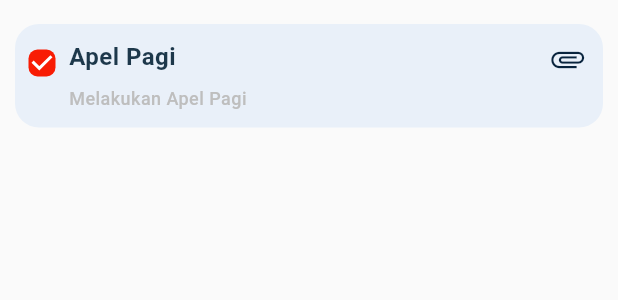
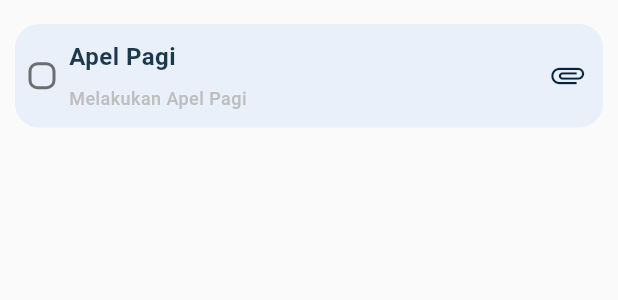
Before and after one commit to gunavault/patuhfy-flutter, a Flutter app: the ApelPagiCard widget shown alone on an empty page, opened directly with empty values, on a phone screen of 412 x 824 dp. Shown: the top 300 px of the screen. Run offline on Flutter 3.47's test engine with Material 2 defaults, Android fonts, the light colour scheme and no system bars; our stand-ins replace bloc, connectivity_plus, dio, dotted_border, floor, flutter_bloc and 14 more; missing offline and left inert: form_builder_image_picker; accounts and stored records are empty; generated files the repository leaves out were written again.

Commit message:
mantap apel

```diff
--- /dev/null
+++ b/lib/blocs/apel_pagi_card/apel_pagi_card_cubit.dart
@@ -0,0 +1,31 @@
+import 'package:bloc/bloc.dart';
+import 'package:connectivity_plus/connectivity_plus.dart';
+import 'package:meta/meta.dart';
+import 'package:patuhfy/data/local/local_data_source.dart';
+import 'package:patuhfy/data/remote/remote_data_source.dart';
+import 'package:patuhfy/models/apel_pagi_form_model.dart';
+import 'package:patuhfy/models/user_model.dart';
+
+part 'apel_pagi_card_state.dart';
+
+class ApelPagiCardCubit extends Cubit<ApelPagiCardState> {
+  final LocalDataSource localDataSource;
+  final RemoteDataSource remoteDataSource;
+
+  ApelPagiCardCubit(this.localDataSource, this.remoteDataSource)
+      : super(IsApelPagiAswered(false, null));
+
+  checkIsAnwered(String taskDate) async {
+    List<ApelPagiFormModel> cekData;
+    cekData =
+        await localDataSource.getDataApelPagiByTanggal(taskDate.toString());
+    print('cekData.length ${taskDate} ');
+    print('cekData.length ${cekData.length} ');
+    if (cekData.length == 0) {
+      //Check duplikat
+      emit(IsApelPagiAswered(false, null));
+    } else {
+      emit(IsApelPagiAswered(true, cekData.first));
+    }
+  }
+}
--- /dev/null
+++ b/lib/blocs/apel_pagi_card/apel_pagi_card_state.dart
@@ -0,0 +1,13 @@
+part of 'apel_pagi_card_cubit.dart';
+
+@immutable
+abstract class ApelPagiCardState {}
+
+class InitialApelPagiCardState extends ApelPagiCardState {}
+
+class IsApelPagiAswered extends ApelPagiCardState {
+  final bool isAnswered;
+  final ApelPagiFormModel? dataForm;
+
+  IsApelPagiAswered(this.isAnswered, this.dataForm);
+}
--- a/lib/main.dart
+++ b/lib/main.dart
@@ -2,6 +2,7 @@ import 'package:flutter/material.dart';
 import 'package:flutter/services.dart';
 import 'package:flutter_bloc/flutter_bloc.dart';
 import 'package:loader_overlay/loader_overlay.dart';
+import 'package:patuhfy/blocs/apel_pagi_card/apel_pagi_card_cubit.dart';
 import 'package:patuhfy/blocs/apel_pagi_form/apel_pagi_form_cubit.dart';
 import 'package:patuhfy/blocs/auth_session/auth_session_cubit.dart';
 import 'package:patuhfy/blocs/auth_user/auth_user_cubit.dart';
@@ -65,6 +66,11 @@ Future<void> main() async {
           create: (BuildContext context) =>
               TasksheetPageCubit(localDataSource, remoteDataSource, today),
         ),
+        BlocProvider(
+          create: (BuildContext context) =>
+              ApelPagiCardCubit(localDataSource, remoteDataSource)
+                ..checkIsAnwered(today.toString()),
+        ),
       ],
       child: MyApp(
         localDataSource: localDataSource,
--- a/lib/pages/forms/apel_pagi/form_apel_pagi.dart
+++ b/lib/pages/forms/apel_pagi/form_apel_pagi.dart
@@ -1,6 +1,7 @@
 import 'package:flutter/material.dart';
 import 'package:flutter_bloc/flutter_bloc.dart';
 import 'package:loader_overlay/loader_overlay.dart';
+import 'package:patuhfy/blocs/apel_pagi_card/apel_pagi_card_cubit.dart';
 import 'package:patuhfy/blocs/apel_pagi_form/apel_pagi_form_cubit.dart';
 import 'package:patuhfy/configs/styles.dart';
 import 'package:patuhfy/models/apel_pagi_form_model.dart';
@@ -17,8 +18,9 @@ import 'package:patuhfy/widgets/app_bar/app_bar.dart';
 import 'package:patuhfy/widgets/custom_button/custom_buttons.dart';
 
 class FormApelPagi extends StatelessWidget {
-  FormApelPagi({Key? key}) : super(key: key);
+  FormApelPagi({Key? key, required this.selectedDate}) : super(key: key);
   final _formKey = GlobalKey<FormState>();
+  final String selectedDate;
   @override
   Widget build(BuildContext context) {
     TextEditingController imageNameController = TextEditingController();
@@ -76,6 +78,8 @@ class FormApelPagi extends StatelessWidget {
           } else if (apelPagiFormState is SuccessApelPagiFormState) {
             ScaffoldMessenger.of(context).hideCurrentSnackBar();
             showAlertSuccessOkActionV2(context, apelPagiFormState.message, () {
+              BlocProvider.of<ApelPagiCardCubit>(context)
+                  .checkIsAnwered(selectedDate);
               Navigator.pop(context);
             });
           } else if (apelPagiFormState is DuplicatedApelPagiFormState) {
--- a/lib/pages/tasksheet/task_cards/apel_pagi_card.dart
+++ b/lib/pages/tasksheet/task_cards/apel_pagi_card.dart
@@ -1,5 +1,8 @@
 import 'package:flutter/material.dart';
+import 'package:flutter_bloc/flutter_bloc.dart';
+import 'package:patuhfy/blocs/apel_pagi_card/apel_pagi_card_cubit.dart';
 import 'package:patuhfy/pages/forms/apel_pagi/form_apel_pagi.dart';
+import 'package:patuhfy/pages/network/disconnected.dart';
 import 'package:patuhfy/utils/common_colors.dart';
 import 'package:patuhfy/utils/text_style.dart';
 import 'package:patuhfy/widgets/constant.dart';
@@ -10,6 +13,10 @@ class ApelPagiCard extends StatelessWidget {
 
   @override
   Widget build(BuildContext context) {
+    return BlocBuilder<ApelPagiCardCubit, ApelPagiCardState>(
+      builder: (context, state) {
+        if (state is IsApelPagiAswered) {
+          print('apa nihhhh statrnya ${state.isAnswered}');
           return Padding(
             padding: const EdgeInsets.only(left: 10.0, right: 10.0, top: 10.0),
             child: Column(
@@ -18,11 +25,15 @@ class ApelPagiCard extends StatelessWidget {
                   padding: const EdgeInsets.only(top: 06, bottom: 06),
                   child: InkWell(
                     onTap: () {
+                      if (!state.isAnswered) {
                         Navigator.of(context).push(
                           MaterialPageRoute(
-                    builder: (context) => FormApelPagi(),
+                            builder: (context) => FormApelPagi(
+                              selectedDate: selectedDate,
+                            ),
                           ),
                         );
+                      } else {}
                     },
                     child: Container(
                       width: double.infinity,
@@ -30,14 +41,29 @@ class ApelPagiCard extends StatelessWidget {
                           borderRadius: BorderRadius.circular(16),
                           color: CommonColors.containerTextB.withOpacity(0.2)),
                       child: Row(
-                  crossAxisAlignment: CrossAxisAlignment.start,
+                        crossAxisAlignment: CrossAxisAlignment.center,
                         mainAxisAlignment: MainAxisAlignment.start,
                         children: [
-                    Padding(
+                          !state.isAnswered
+                              ? Padding(
                                   padding: const EdgeInsets.all(2),
                                   child: Checkbox(
-                        visualDensity: const VisualDensity(horizontal: -4),
+                                    visualDensity:
+                                        const VisualDensity(horizontal: -4),
                                     activeColor: kRedColor,
+                                    shape: RoundedRectangleBorder(
+                                      borderRadius: BorderRadius.circular(6.0),
+                                    ),
+                                    value: false,
+                                    onChanged: (val) {},
+                                  ),
+                                )
+                              : Padding(
+                                  padding: const EdgeInsets.all(2),
+                                  child: Checkbox(
+                                    visualDensity:
+                                        const VisualDensity(horizontal: -4),
+                                    activeColor: kGreenColor,
                                     shape: RoundedRectangleBorder(
                                       borderRadius: BorderRadius.circular(6.0),
                                     ),
@@ -88,4 +114,9 @@ class ApelPagiCard extends StatelessWidget {
             ),
           );
         }
+
+        return Disconnected();
+      },
+    );
   }
+}
--- a/lib/pages/tasksheet/task_cards/inspeksi_hanca_card.dart
+++ b/lib/pages/tasksheet/task_cards/inspeksi_hanca_card.dart
@@ -35,7 +35,7 @@ class InspeksiHancaCard extends StatelessWidget {
                         shape: RoundedRectangleBorder(
                           borderRadius: BorderRadius.circular(6.0),
                         ),
-                        value: true,
+                        value: false,
                         onChanged: (val) {},
                       ),
                     ),
--- a/lib/pages/tasksheet/widget/pilih_tanggal_widget.dart
+++ b/lib/pages/tasksheet/widget/pilih_tanggal_widget.dart
@@ -5,6 +5,7 @@ import 'package:flutter_holo_date_picker/date_picker_theme.dart';
 import 'package:flutter_holo_date_picker/widget/date_picker_widget.dart';
 import 'package:flutter_iconly/flutter_iconly.dart';
 import 'package:intl/intl.dart';
+import 'package:patuhfy/blocs/apel_pagi_card/apel_pagi_card_cubit.dart';
 import 'package:patuhfy/blocs/tasksheet_page_bloc/tasksheet_page_cubit.dart';
 import 'package:patuhfy/widgets/constant.dart';
 
@@ -97,6 +98,11 @@ class PilihTanggalTaskSheetWidget extends StatelessWidget {
                                     .setDatePage(selectedDate
                                         .toString()
                                         .substring(0, 10));
+
+                                BlocProvider.of<ApelPagiCardCubit>(context)
+                                    .checkIsAnwered(selectedDate
+                                        .toString()
+                                        .substring(0, 10));
                                 Navigator.pop(context);
                               },
                               child: Text(
```
Lines whose indentation alone changed are shown as unchanged.
